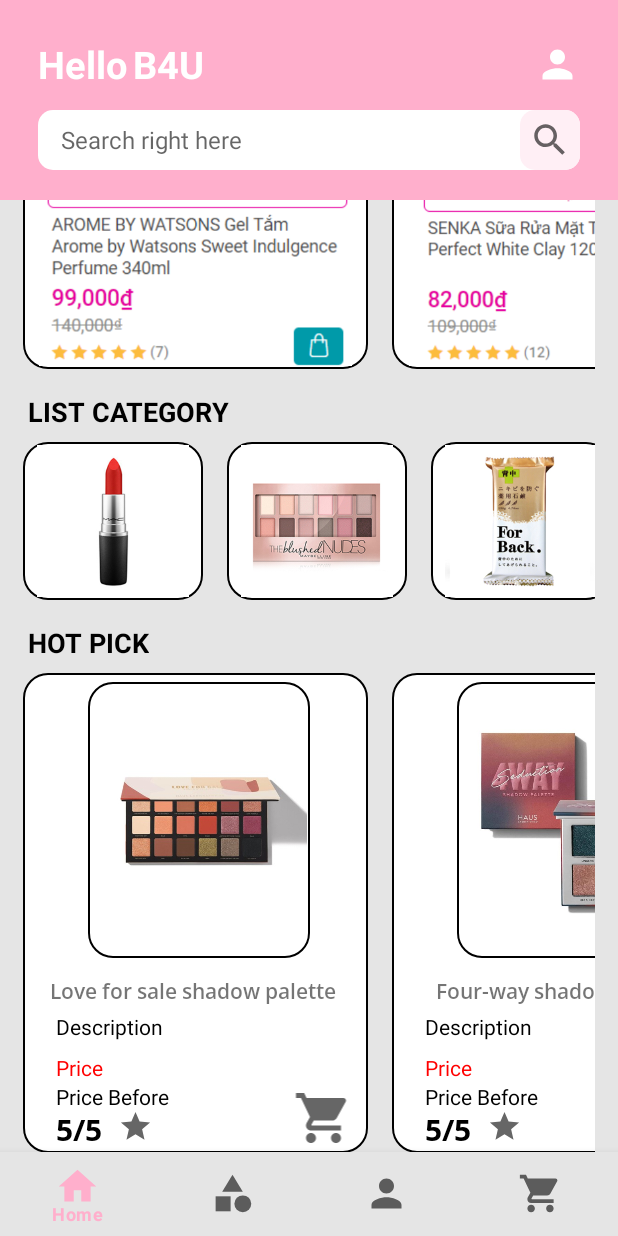
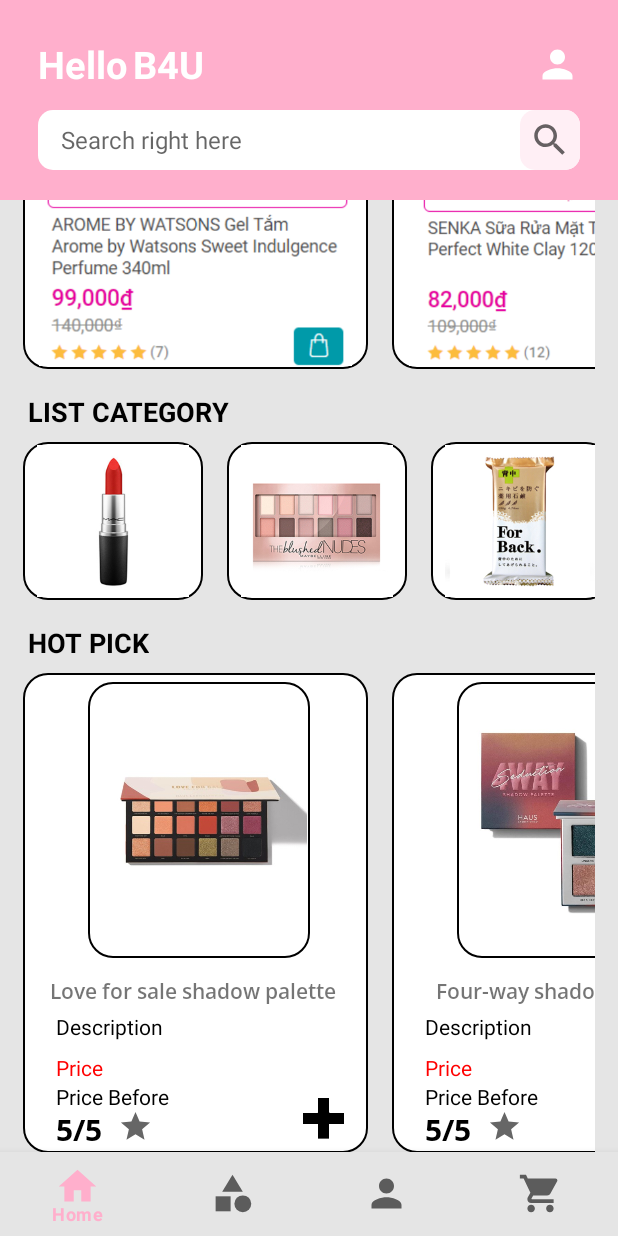
Before and after one commit to nvhieu-04/android-b4u, an Android app: the screen it shows after launch (MainActivity), scrolled down 446 dp, on a phone screen of 412 x 824 dp. Run offline under Robolectric (Android 15) with nearby library versions, the phone set to English and light mode, and no system bars; our stand-ins replace navigation-ui.

Commit message:
cart to plus

```diff
--- a/app/src/main/res/layout/product_viewed_items.xml
+++ b/app/src/main/res/layout/product_viewed_items.xml
@@ -89,7 +89,7 @@
         android:layout_marginBottom="1dp"
         app:layout_constraintBottom_toBottomOf="parent"
         app:layout_constraintEnd_toEndOf="parent"
-        app:srcCompat="@drawable/ic_cart" />
+        app:srcCompat="@drawable/plus" />
 
     <ImageView
         android:id="@+id/imageView"
```
